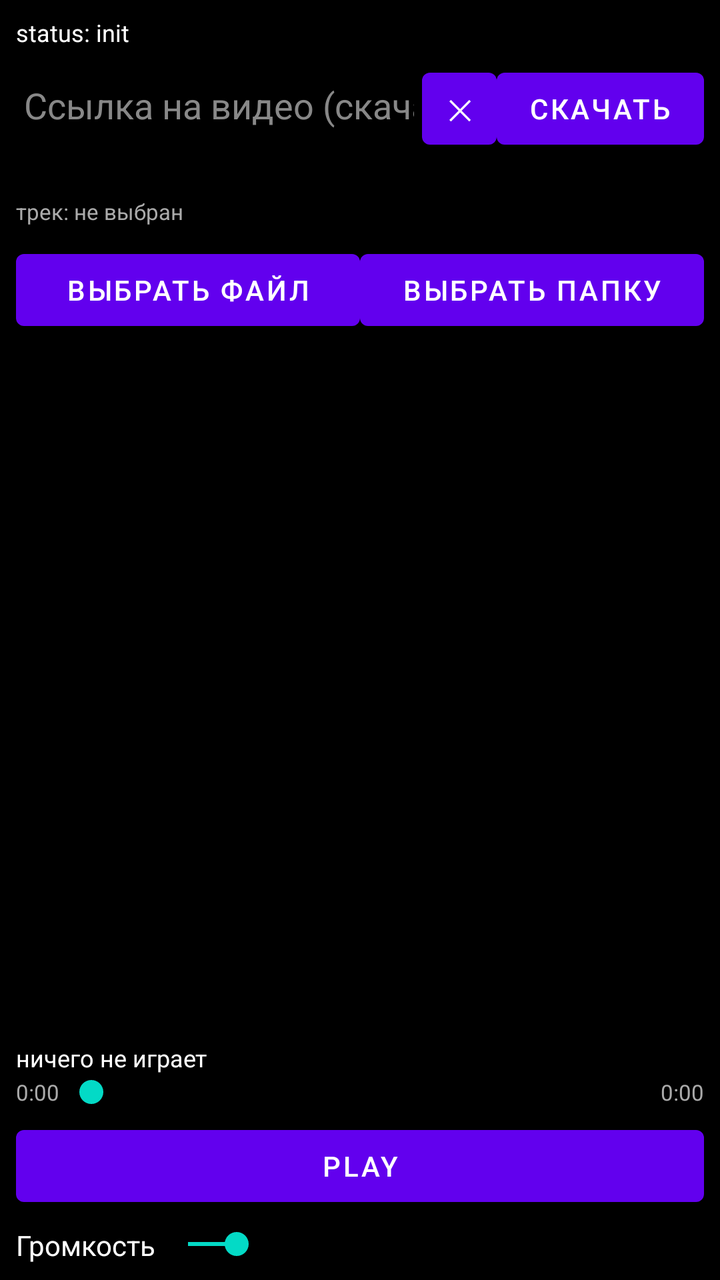
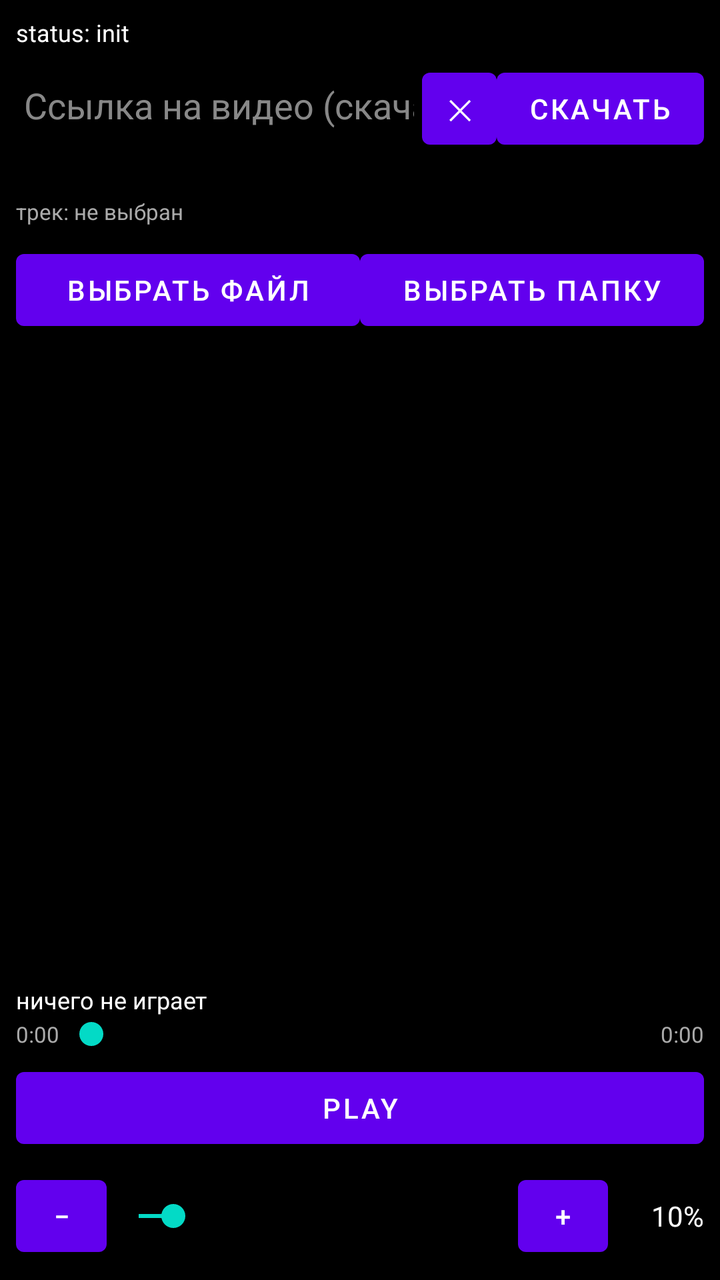

An Android layout rendered at two revisions. The XML below is the earlier revision; the diff shows what the commit changed to produce the second picture.
<!-- AndroidManifest.xml: application theme Theme.DualSpike -->
<!-- res/layout/activity_main.xml -->
<?xml version="1.0" encoding="utf-8"?>
<LinearLayout xmlns:android="http://schemas.android.com/apk/res/android"
    android:layout_width="match_parent"
    android:layout_height="match_parent"
    android:orientation="vertical"
    android:background="#000000"
    android:padding="8dp">

    <TextView
        android:id="@+id/statusText"
        android:layout_width="match_parent"
        android:layout_height="wrap_content"
        android:textColor="#FFFFFF"
        android:textSize="12sp"
        android:text="status: init" />

    <LinearLayout
        android:layout_width="match_parent"
        android:layout_height="wrap_content"
        android:orientation="horizontal"
        android:layout_marginTop="6dp">

        <EditText
            android:id="@+id/bgUrlInput"
            android:layout_width="0dp"
            android:layout_height="wrap_content"
            android:layout_weight="1"
            android:textColor="#FFFFFF"
            android:textColorHint="#888888"
            android:hint="Ссылка на видео (скачать трек)"
            android:inputType="textUri"
            android:singleLine="true" />

        <Button
            android:id="@+id/bgClearButton"
            android:layout_width="wrap_content"
            android:layout_height="wrap_content"
            android:minWidth="0dp"
            android:paddingStart="12dp"
            android:paddingEnd="12dp"
            android:text="✕" />

        <Button
            android:id="@+id/bgDownloadButton"
            android:layout_width="wrap_content"
            android:layout_height="wrap_content"
            android:text="Скачать" />
    </LinearLayout>

    <ProgressBar
        android:id="@+id/bgProgressBar"
        style="?android:attr/progressBarStyleHorizontal"
        android:layout_width="match_parent"
        android:layout_height="wrap_content"
        android:layout_marginTop="4dp"
        android:max="100"
        android:progress="0" />

    <TextView
        android:id="@+id/bgStatusText"
        android:layout_width="match_parent"
        android:layout_height="wrap_content"
        android:textColor="#AAAAAA"
        android:textSize="11sp"
        android:text="трек: не выбран" />

    <LinearLayout
        android:layout_width="match_parent"
        android:layout_height="wrap_content"
        android:orientation="horizontal"
        android:layout_marginTop="8dp">

        <Button
            android:id="@+id/bgPickFileButton"
            android:layout_width="0dp"
            android:layout_height="wrap_content"
            android:layout_weight="1"
            android:text="Выбрать файл" />

        <Button
            android:id="@+id/pickFolderButton"
            android:layout_width="0dp"
            android:layout_height="wrap_content"
            android:layout_weight="1"
            android:text="Выбрать папку" />
    </LinearLayout>

    <ListView
        android:id="@+id/trackListView"
        android:layout_width="match_parent"
        android:layout_height="0dp"
        android:layout_weight="1"
        android:layout_marginTop="6dp" />

    <TextView
        android:id="@+id/nowPlayingText"
        android:layout_width="match_parent"
        android:layout_height="wrap_content"
        android:layout_marginTop="6dp"
        android:textColor="#FFFFFF"
        android:textSize="12sp"
        android:text="ничего не играет" />

    <LinearLayout
        android:layout_width="match_parent"
        android:layout_height="wrap_content"
        android:orientation="horizontal"
        android:gravity="center_vertical">

        <TextView
            android:id="@+id/positionText"
            android:layout_width="wrap_content"
            android:layout_height="wrap_content"
            android:textColor="#AAAAAA"
            android:textSize="11sp"
            android:text="0:00" />

        <SeekBar
            android:id="@+id/seekBarPosition"
            android:layout_width="0dp"
            android:layout_height="wrap_content"
            android:layout_weight="1"
            android:max="1000"
            android:progress="0" />

        <TextView
            android:id="@+id/durationText"
            android:layout_width="wrap_content"
            android:layout_height="wrap_content"
            android:textColor="#AAAAAA"
            android:textSize="11sp"
            android:text="0:00" />
    </LinearLayout>

    <Button
        android:id="@+id/playButton"
        android:layout_width="match_parent"
        android:layout_height="wrap_content"
        android:layout_marginTop="4dp"
        android:text="Play" />

    <LinearLayout
        android:layout_width="match_parent"
        android:layout_height="wrap_content"
        android:orientation="horizontal"
        android:layout_marginTop="6dp">

        <TextView
            android:layout_width="wrap_content"
            android:layout_height="wrap_content"
            android:textColor="#FFFFFF"
            android:text="Громкость" />

        <SeekBar
            android:id="@+id/bgVolumeSeekBar"
            android:layout_width="0dp"
            android:layout_height="wrap_content"
            android:layout_weight="1"
            android:max="100"
            android:progress="10" />
    </LinearLayout>

</LinearLayout>
<!-- resources referenced by this layout -->
<resources>
  <style name="Theme.DualSpike" parent="Theme.MaterialComponents.DayNight.NoActionBar">
          <item name="android:windowBackground">@android:color/black</item>
      </style>
</resources>

<!-- the commit's change to res/layout/activity_main.xml (unified diff, before → after) -->
@@ -143,13 +143,17 @@
         android:layout_width="match_parent"
         android:layout_height="wrap_content"
         android:orientation="horizontal"
-        android:layout_marginTop="6dp">
+        android:layout_marginTop="6dp"
+        android:gravity="center_vertical">
 
-        <TextView
+        <Button
+            android:id="@+id/volumeDownButton"
             android:layout_width="wrap_content"
             android:layout_height="wrap_content"
-            android:textColor="#FFFFFF"
-            android:text="Громкость" />
+            android:minWidth="0dp"
+            android:paddingStart="18dp"
+            android:paddingEnd="18dp"
+            android:text="−" />
 
         <SeekBar
             android:id="@+id/bgVolumeSeekBar"
@@ -158,6 +162,23 @@
             android:layout_weight="1"
             android:max="100"
             android:progress="10" />
+
+        <Button
+            android:id="@+id/volumeUpButton"
+            android:layout_width="wrap_content"
+            android:layout_height="wrap_content"
+            android:minWidth="0dp"
+            android:paddingStart="18dp"
+            android:paddingEnd="18dp"
+            android:text="+" />
+
+        <TextView
+            android:id="@+id/volumeText"
+            android:layout_width="48dp"
+            android:layout_height="wrap_content"
+            android:gravity="end"
+            android:textColor="#FFFFFF"
+            android:text="10%" />
     </LinearLayout>
 
 </LinearLayout>
